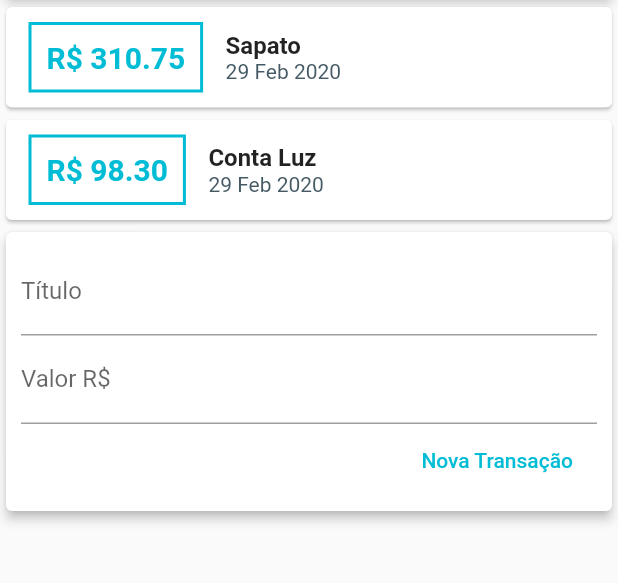
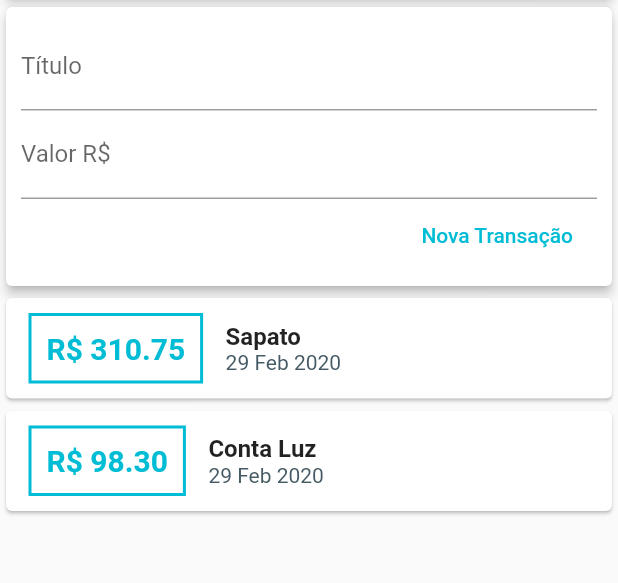
Before and after one commit to britojcs/flutter_curso_cod3r, a Flutter app: the screen it shows after launch, on a phone screen of 412 x 824 dp, the part 119-702 px from its top. Run offline on Flutter 3.47's test engine with Material 2 defaults, Android fonts, the phone set to English and light mode, and no system bars.

Commit message:
projeto despesas pessoais - Scroll e ListView

```diff
--- a/projetos/p2_expenses/lib/components/transaction_list.dart
+++ b/projetos/p2_expenses/lib/components/transaction_list.dart
@@ -9,8 +9,12 @@ class TransactionList extends StatelessWidget {
 
   @override
   Widget build(BuildContext context) {
-    return Column(
-      children: transactions.map((t) {
+    return Container(
+      height: 300,
+      child: ListView.builder(
+        itemCount: transactions.length,
+        itemBuilder: (ctx, index) {
+          final transaction = transactions[index];
           return Card(
             child: Row(
               children: <Widget>[
@@ -24,7 +28,7 @@ class TransactionList extends StatelessWidget {
                   ),
                   padding: EdgeInsets.all(10),
                   child: Text(
-                  'R\$ ${t.value.toStringAsFixed(2)}',
+                    'R\$ ${transaction.value.toStringAsFixed(2)}',
                     style: TextStyle(
                       fontWeight: FontWeight.bold,
                       fontSize: 20,
@@ -36,14 +40,14 @@ class TransactionList extends StatelessWidget {
                   crossAxisAlignment: CrossAxisAlignment.start,
                   children: <Widget>[
                     Text(
-                    t.title,
+                      transaction.title,
                       style: TextStyle(
                         fontSize: 16,
                         fontWeight: FontWeight.bold,
                       ),
                     ),
                     Text(
-                    DateFormat('d MMM y').format(t.date),
+                      DateFormat('d MMM y').format(transaction.date),
                       style: TextStyle(
                         color: Colors.blueGrey[700],
                       ),
@@ -53,7 +57,8 @@ class TransactionList extends StatelessWidget {
               ],
             ),
           );
-      }).toList(),
+        },
+      ),
     );
   }
 }
--- a/projetos/p2_expenses/lib/components/transaction_user.dart
+++ b/projetos/p2_expenses/lib/components/transaction_user.dart
@@ -43,8 +43,8 @@ class _TransactionUserState extends State<TransactionUser> {
   Widget build(BuildContext context) {
     return Column(
       children: <Widget>[
+        TransactionForm(_addTransaction),
         TransactionList(_transactions),
-        TransactionForm(_addTransaction),
       ],
     );
   }
--- a/projetos/p2_expenses/lib/main.dart
+++ b/projetos/p2_expenses/lib/main.dart
@@ -23,7 +23,8 @@ class MyHomePage extends StatelessWidget {
         title: Text('Despesas Pessoais'),
         backgroundColor: Colors.cyan,
       ),
-      body: Column(
+      body: SingleChildScrollView(
+        child: Column(
           crossAxisAlignment: CrossAxisAlignment.stretch,
           children: <Widget>[
             Container(
@@ -35,6 +36,7 @@ class MyHomePage extends StatelessWidget {
             TransactionUser(),
           ],
         ),
+      ),
     );
   }
 }
```
Lines whose indentation alone changed are shown as unchanged.
